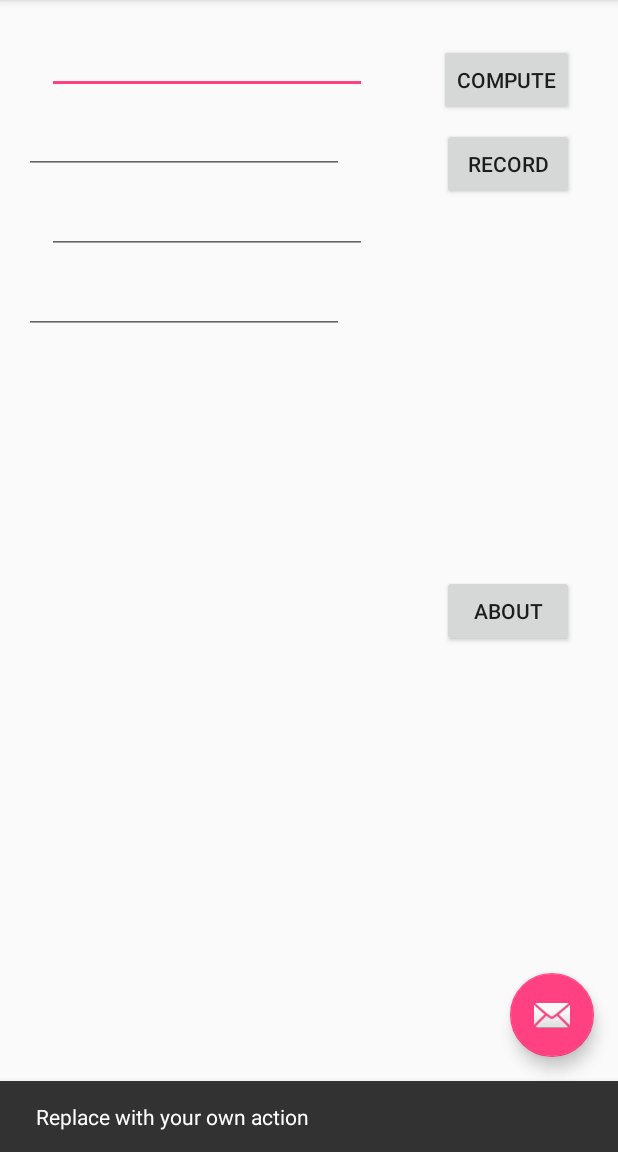
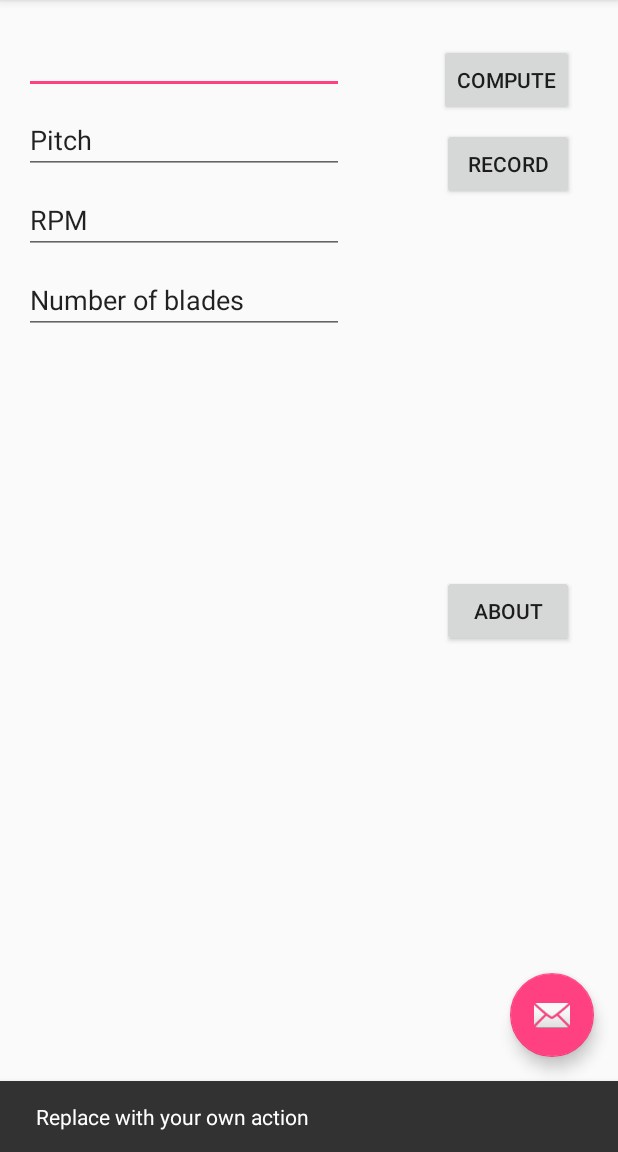
Before and after one commit to yyk99/android_examples, an Android app: the screen it shows after launch (MainActivity), after a tap on an icon or button, on a phone screen of 412 x 824 dp, the part 84-1236 px from its top. Run offline under Robolectric (Android 15) with nearby library versions, the phone set to English and light mode, and no system bars.

Commit message:
Updated layout

```diff
--- a/Test3/app/src/main/res/layout/content_main.xml
+++ b/Test3/app/src/main/res/layout/content_main.xml
@@ -12,26 +12,23 @@
         android:id="@+id/editDiam"
         android:layout_width="wrap_content"
         android:layout_height="wrap_content"
-        android:layout_marginEnd="152dp"
         android:layout_marginStart="16dp"
         android:layout_marginTop="17dp"
         android:ems="10"
-        android:inputType="textPersonName"
-        app:layout_constraintEnd_toEndOf="parent"
+        android:inputType="numberDecimal"
         app:layout_constraintStart_toStartOf="parent"
-        app:layout_constraintTop_toTopOf="parent" />
+        app:layout_constraintTop_toTopOf="parent"
+        tools:text="Diameter" />
 
     <EditText
         android:id="@+id/editPitch"
         android:layout_width="wrap_content"
         android:layout_height="wrap_content"
-        android:layout_marginEnd="152dp"
         android:layout_marginStart="16dp"
         android:layout_marginTop="8dp"
         android:ems="10"
-        android:inputType="textPersonName"
-        app:layout_constraintEnd_toEndOf="parent"
-        app:layout_constraintHorizontal_bias="0.0"
+        android:inputType="numberDecimal"
+        android:text="Pitch"
         app:layout_constraintStart_toStartOf="parent"
         app:layout_constraintTop_toBottomOf="@+id/editDiam" />
 
@@ -39,12 +36,11 @@
         android:id="@+id/editRPM"
         android:layout_width="wrap_content"
         android:layout_height="wrap_content"
-        android:layout_marginEnd="152dp"
         android:layout_marginStart="16dp"
         android:layout_marginTop="8dp"
         android:ems="10"
-        android:inputType="textPersonName"
-        app:layout_constraintEnd_toEndOf="parent"
+        android:inputType="number"
+        android:text="RPM"
         app:layout_constraintStart_toStartOf="parent"
         app:layout_constraintTop_toBottomOf="@+id/editPitch" />
 
@@ -55,7 +51,8 @@
         android:layout_marginStart="16dp"
         android:layout_marginTop="8dp"
         android:ems="10"
-        android:inputType="textPersonName"
+        android:inputType="number"
+        android:text="Number of blades"
         app:layout_constraintStart_toStartOf="parent"
         app:layout_constraintTop_toBottomOf="@+id/editRPM" />
 
@@ -90,4 +87,21 @@
         app:layout_constraintEnd_toEndOf="parent"
         app:layout_constraintTop_toBottomOf="@+id/btRecord" />
 
+    <TextView
+        android:id="@+id/textOut1"
+        android:layout_width="215dp"
+        android:layout_height="37dp"
+        android:layout_marginStart="16dp"
+        android:layout_marginTop="8dp"
+        app:layout_constraintStart_toStartOf="parent"
+        app:layout_constraintTop_toBottomOf="@+id/editBlades" />
+
+    <TextView
+        android:id="@+id/textOut2"
+        android:layout_width="212dp"
+        android:layout_height="39dp"
+        android:layout_marginStart="16dp"
+        app:layout_constraintStart_toStartOf="parent"
+        app:layout_constraintTop_toBottomOf="@+id/textOut1" />
+
 </android.support.constraint.ConstraintLayout>
```
